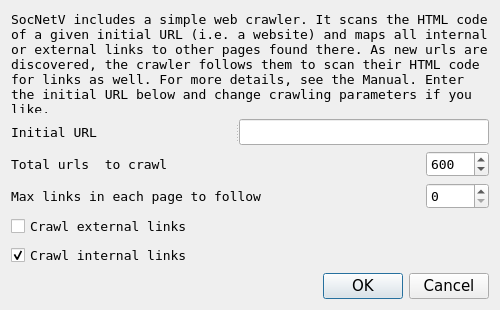
Qt form src/forms/webcrawlerdialog.ui (socnetv/app) before a commit.
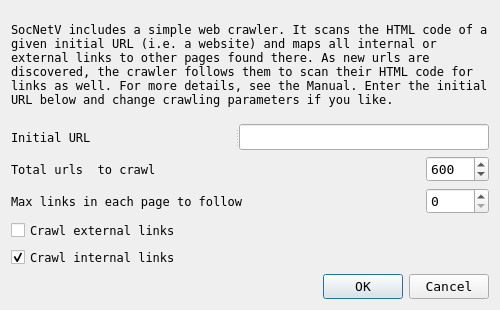
The same form after that commit.

Commit message: even more dialog font fixes

Patch:
```diff
--- a/src/forms/webcrawlerdialog.ui
+++ b/src/forms/webcrawlerdialog.ui
@@ -55,7 +55,7 @@
      <property name="font">
       <font>
        <family>Sans Serif</family>
-       <pointsize>10</pointsize>
+       <pointsize>9</pointsize>
       </font>
      </property>
      <property name="text">
@@ -90,7 +90,7 @@
       <property name="font">
        <font>
         <family>Sans Serif</family>
-        <pointsize>10</pointsize>
+        <pointsize>9</pointsize>
        </font>
       </property>
       <property name="text">
@@ -119,7 +119,8 @@
       <property name="font">
        <font>
         <family>Sans Serif</family>
-        <pointsize>10</pointsize>
+        <pointsize>9</pointsize>
+        <stylestrategy>PreferAntialias</stylestrategy>
        </font>
       </property>
       <property name="toolTip">
@@ -160,7 +161,7 @@
        <property name="font">
         <font>
          <family>Sans Serif</family>
-         <pointsize>10</pointsize>
+         <pointsize>9</pointsize>
         </font>
        </property>
        <property name="toolTip">
@@ -235,7 +236,7 @@
        <property name="font">
         <font>
          <family>Sans Serif</family>
-         <pointsize>10</pointsize>
+         <pointsize>9</pointsize>
         </font>
        </property>
        <property name="toolTip">
@@ -297,7 +298,7 @@
      <property name="font">
       <font>
        <family>Sans Serif</family>
-       <pointsize>10</pointsize>
+       <pointsize>9</pointsize>
       </font>
      </property>
      <property name="focusPolicy">
@@ -325,7 +326,7 @@
      <property name="font">
       <font>
        <family>Sans Serif</family>
-       <pointsize>10</pointsize>
+       <pointsize>9</pointsize>
       </font>
      </property>
      <property name="focusPolicy">
@@ -352,9 +353,8 @@
      </property>
      <property name="font">
       <font>
-       <family>DejaVu Sans</family>
-       <pointsize>11</pointsize>
-       <stylestrategy>PreferAntialias</stylestrategy>
+       <family>Sans Serif</family>
+       <pointsize>10</pointsize>
       </font>
      </property>
      <property name="orientation">
```
The commit also changes 2 other files.
